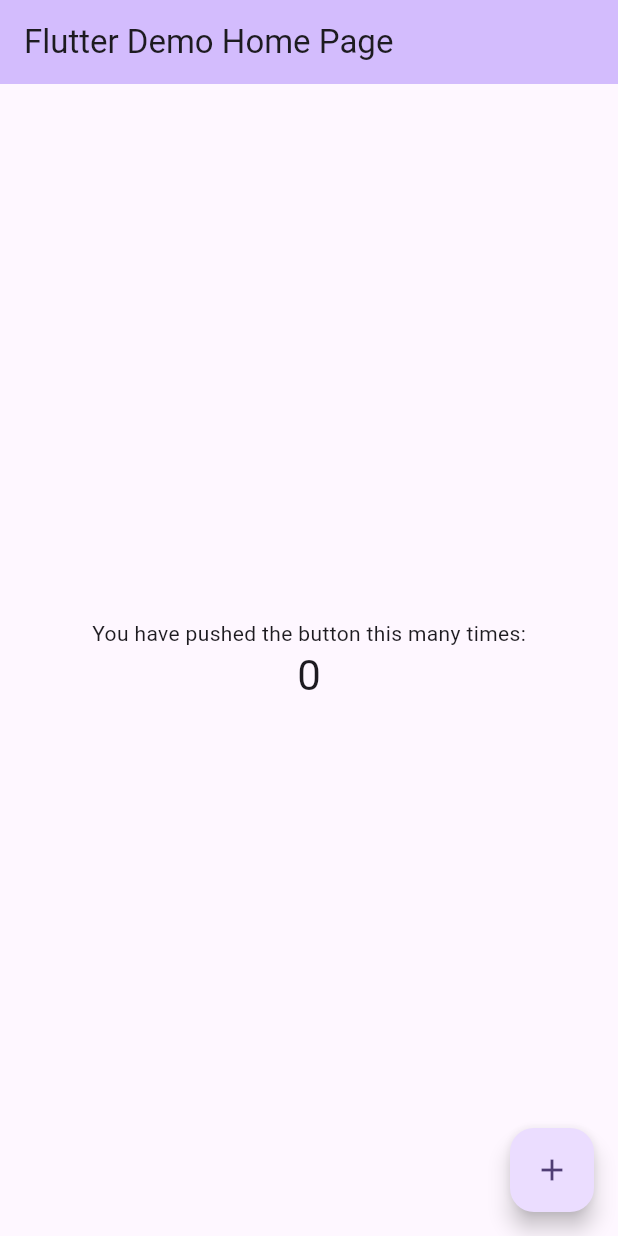
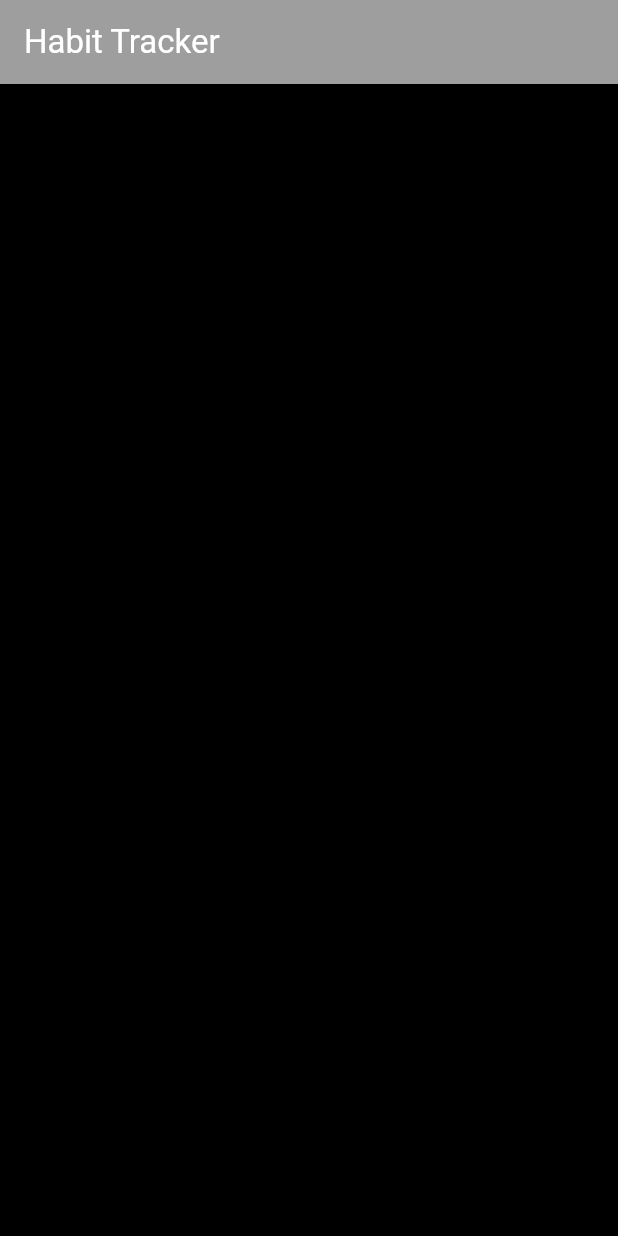
Before and after one commit to Bolol4002/Habbit_Tracking_flutter, a Flutter app: the screen it shows after launch, on a phone screen of 412 x 824 dp. Run offline on Flutter 3.47's test engine with Material 3 defaults, Android fonts, the phone set to English and light mode, and no system bars.

Commit message:
base code added

```diff
--- a/lib/main.dart
+++ b/lib/main.dart
@@ -1,125 +1,39 @@
 import 'package:flutter/material.dart';
 
 void main() {
-  runApp(const MyApp());
+  runApp(const Habbit());
 }
 
-class MyApp extends StatelessWidget {
-  const MyApp({super.key});
+class Habbit extends StatelessWidget {
+  const Habbit({super.key});
 
-  // This widget is the root of your application.
   @override
   Widget build(BuildContext context) {
     return MaterialApp(
-      title: 'Flutter Demo',
       theme: ThemeData(
-        // This is the theme of your application.
-        //
-        // TRY THIS: Try running your application with "flutter run". You'll see
-        // the application has a purple toolbar. Then, without quitting the app,
-        // try changing the seedColor in the colorScheme below to Colors.green
-        // and then invoke "hot reload" (save your changes or press the "hot
-        // reload" button in a Flutter-supported IDE, or press "r" if you used
-        // the command line to start the app).
-        //
-        // Notice that the counter didn't reset back to zero; the application
-        // state is not lost during the reload. To reset the state, use hot
-        // restart instead.
-        //
-        // This works for code too, not just values: Most code changes can be
-        // tested with just a hot reload.
-        colorScheme: ColorScheme.fromSeed(seedColor: Colors.deepPurple),
-        useMaterial3: true,
+        colorScheme: ColorScheme.fromSwatch().copyWith(
+          primary: Colors.white,
+        ),
       ),
-      home: const MyHomePage(title: 'Flutter Demo Home Page'),
+      home: const HomeScreen(),
     );
   }
 }
 
-class MyHomePage extends StatefulWidget {
-  const MyHomePage({super.key, required this.title});
-
-  // This widget is the home page of your application. It is stateful, meaning
-  // that it has a State object (defined below) that contains fields that affect
-  // how it looks.
-
-  // This class is the configuration for the state. It holds the values (in this
-  // case the title) provided by the parent (in this case the App widget) and
-  // used by the build method of the State. Fields in a Widget subclass are
-  // always marked "final".
-
-  final String title;
-
-  @override
-  State<MyHomePage> createState() => _MyHomePageState();
-}
-
-class _MyHomePageState extends State<MyHomePage> {
-  int _counter = 0;
-
-  void _incrementCounter() {
-    setState(() {
-      // This call to setState tells the Flutter framework that something has
-      // changed in this State, which causes it to rerun the build method below
-      // so that the display can reflect the updated values. If we changed
-      // _counter without calling setState(), then the build method would not be
-      // called again, and so nothing would appear to happen.
-      _counter++;
-    });
-  }
+class HomeScreen extends StatelessWidget {
+  const HomeScreen({super.key});
 
   @override
   Widget build(BuildContext context) {
-    // This method is rerun every time setState is called, for instance as done
-    // by the _incrementCounter method above.
-    //
-    // The Flutter framework has been optimized to make rerunning build methods
-    // fast, so that you can just rebuild anything that needs updating rather
-    // than having to individually change instances of widgets.
     return Scaffold(
+      backgroundColor: Colors.black,
       appBar: AppBar(
-        // TRY THIS: Try changing the color here to a specific color (to
-        // Colors.amber, perhaps?) and trigger a hot reload to see the AppBar
-        // change color while the other colors stay the same.
-        backgroundColor: Theme.of(context).colorScheme.inversePrimary,
-        // Here we take the value from the MyHomePage object that was created by
-        // the App.build method, and use it to set our appbar title.
-        title: Text(widget.title),
-      ),
-      body: Center(
-        // Center is a layout widget. It takes a single child and positions it
-        // in the middle of the parent.
-        child: Column(
-          // Column is also a layout widget. It takes a list of children and
-          // arranges them vertically. By default, it sizes itself to fit its
-          // children horizontally, and tries to be as tall as its parent.
-          //
-          // Column has various properties to control how it sizes itself and
-          // how it positions its children. Here we use mainAxisAlignment to
-          // center the children vertically; the main axis here is the vertical
-          // axis because Columns are vertical (the cross axis would be
-          // horizontal).
-          //
-          // TRY THIS: Invoke "debug painting" (choose the "Toggle Debug Paint"
-          // action in the IDE, or press "p" in the console), to see the
-          // wireframe for each widget.
-          mainAxisAlignment: MainAxisAlignment.center,
-          children: <Widget>[
-            const Text(
-              'You have pushed the button this many times:',
-            ),
-            Text(
-              '$_counter',
-              style: Theme.of(context).textTheme.headlineMedium,
-            ),
-          ],
+        backgroundColor: Colors.grey,
+        title: const Text(
+          'Habit Tracker',
+          style: TextStyle(color: Colors.white),
         ),
       ),
-      floatingActionButton: FloatingActionButton(
-        onPressed: _incrementCounter,
-        tooltip: 'Increment',
-        child: const Icon(Icons.add),
-      ), // This trailing comma makes auto-formatting nicer for build methods.
     );
   }
 }
```
Also changed, not shown: 1 other file.
